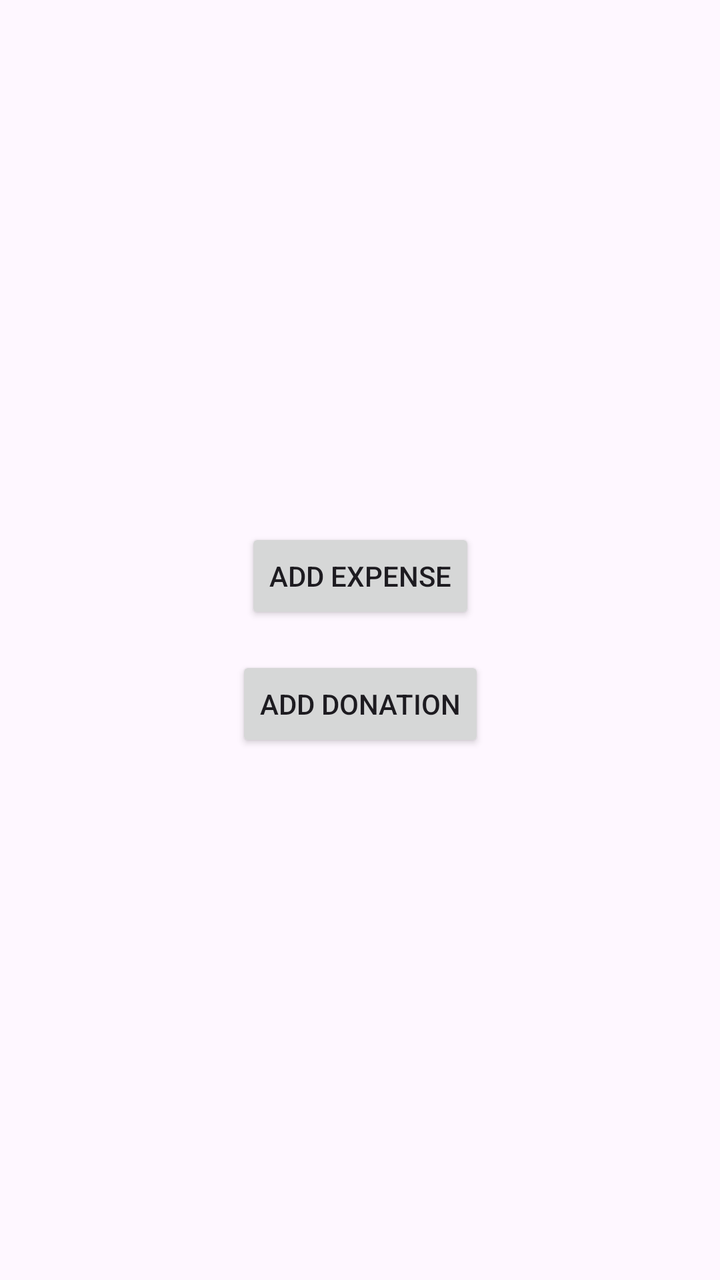
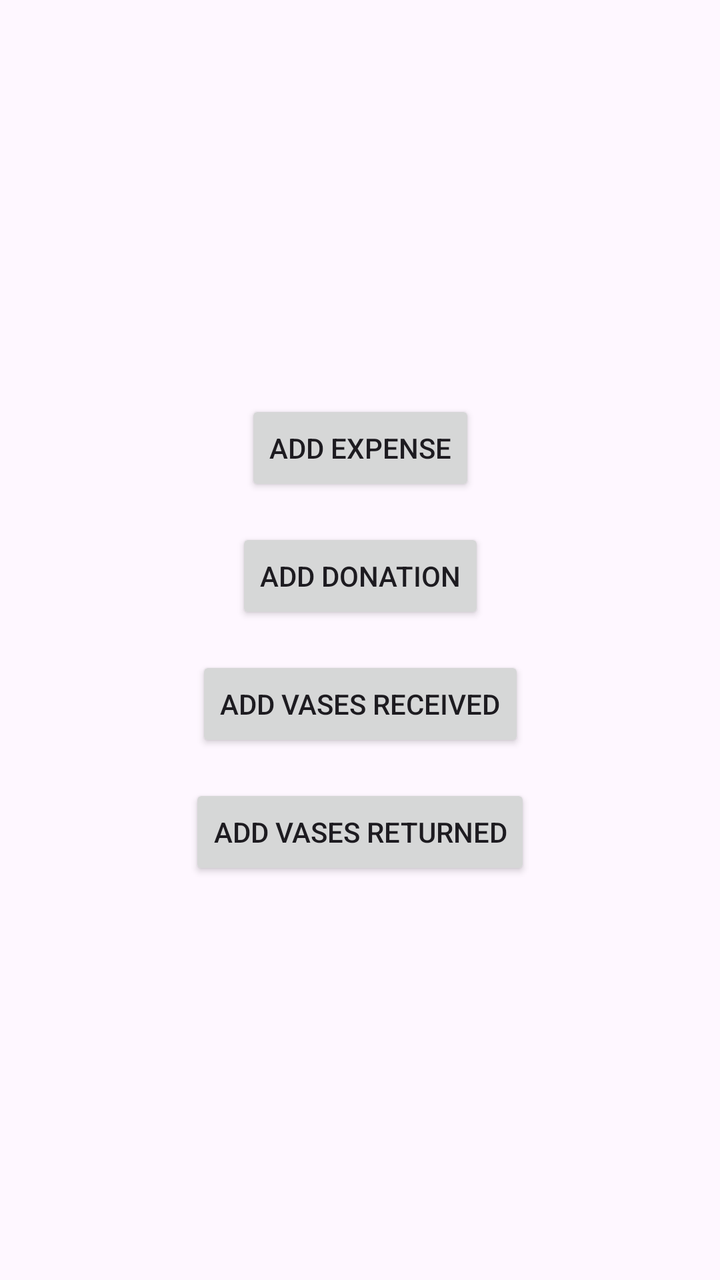

An Android layout rendered at two revisions. The XML below is the earlier revision; the diff shows what the commit changed to produce the second picture.
<!-- AndroidManifest.xml: application theme Theme.BAPOps -->
<!-- res/layout/activity_main.xml -->
<?xml version="1.0" encoding="utf-8"?>
<androidx.constraintlayout.widget.ConstraintLayout xmlns:android="http://schemas.android.com/apk/res/android"
    xmlns:app="http://schemas.android.com/apk/res-auto"
    xmlns:tools="http://schemas.android.com/tools"
    android:id="@+id/main"
    android:layout_width="match_parent"
    android:layout_height="match_parent"
    tools:context=".MainActivity">

    <Button
        android:id="@+id/addExpenseButton"
        android:layout_width="wrap_content"
        android:layout_height="wrap_content"
        android:text="Add Expense"
        app:layout_constraintTop_toTopOf="parent"
        app:layout_constraintBottom_toTopOf="@+id/addDonationButton"
        app:layout_constraintStart_toStartOf="parent"
        app:layout_constraintEnd_toEndOf="parent"
        app:layout_constraintVertical_chainStyle="packed" />

    <Button
        android:id="@+id/addDonationButton"
        android:layout_width="wrap_content"
        android:layout_height="wrap_content"
        android:layout_marginTop="16dp"
        android:text="Add Donation"
        app:layout_constraintTop_toBottomOf="@+id/addExpenseButton"
        app:layout_constraintBottom_toBottomOf="parent"
        app:layout_constraintStart_toStartOf="parent"
        app:layout_constraintEnd_toEndOf="parent" />

</androidx.constraintlayout.widget.ConstraintLayout>
<!-- resources referenced by this layout -->
<resources>
  <style name="Theme.BAPOps" parent="Base.Theme.BAPOps" />
  <style name="Base.Theme.BAPOps" parent="Theme.Material3.DayNight.NoActionBar">
          
          
      </style>
</resources>

<!-- the commit's change to res/layout/activity_main.xml (unified diff, before → after) -->
@@ -25,6 +25,28 @@
         android:layout_marginTop="16dp"
         android:text="Add Donation"
         app:layout_constraintTop_toBottomOf="@+id/addExpenseButton"
+        app:layout_constraintBottom_toTopOf="@+id/addVaseReceivedButton"
+        app:layout_constraintStart_toStartOf="parent"
+        app:layout_constraintEnd_toEndOf="parent" />
+
+    <Button
+        android:id="@+id/addVaseReceivedButton"
+        android:layout_width="wrap_content"
+        android:layout_height="wrap_content"
+        android:layout_marginTop="16dp"
+        android:text="Add Vases Received"
+        app:layout_constraintTop_toBottomOf="@+id/addDonationButton"
+        app:layout_constraintBottom_toTopOf="@+id/addVaseReturnedButton"
+        app:layout_constraintStart_toStartOf="parent"
+        app:layout_constraintEnd_toEndOf="parent" />
+
+    <Button
+        android:id="@+id/addVaseReturnedButton"
+        android:layout_width="wrap_content"
+        android:layout_height="wrap_content"
+        android:layout_marginTop="16dp"
+        android:text="Add Vases Returned"
+        app:layout_constraintTop_toBottomOf="@+id/addVaseReceivedButton"
         app:layout_constraintBottom_toBottomOf="parent"
         app:layout_constraintStart_toStartOf="parent"
         app:layout_constraintEnd_toEndOf="parent" />
